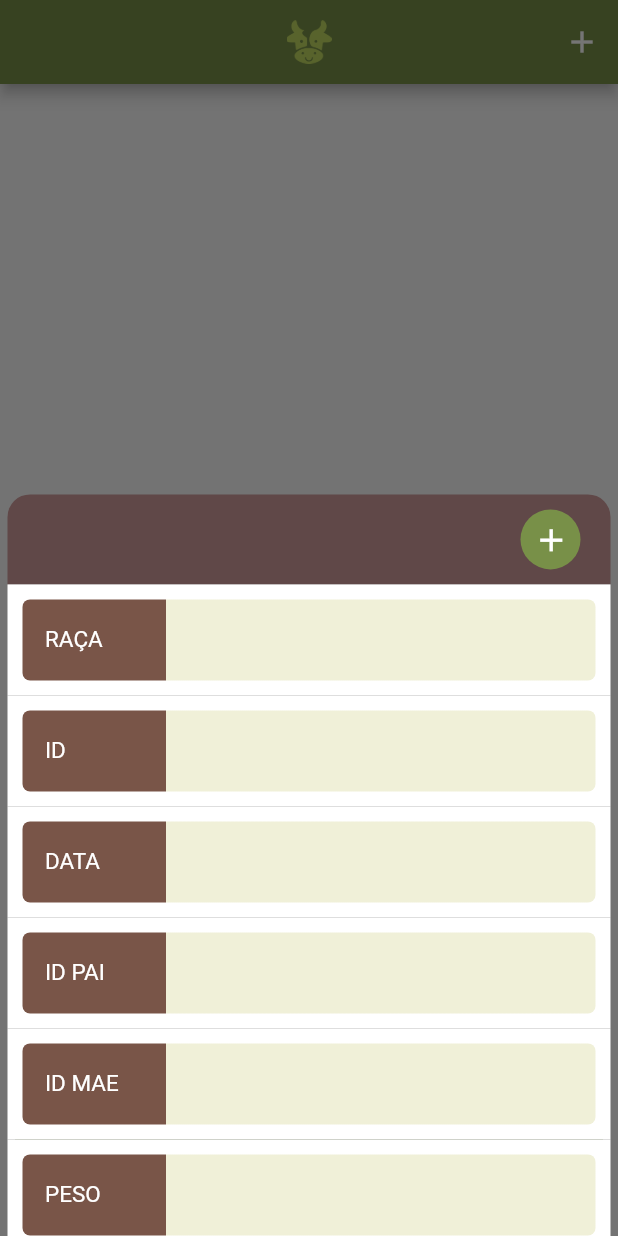
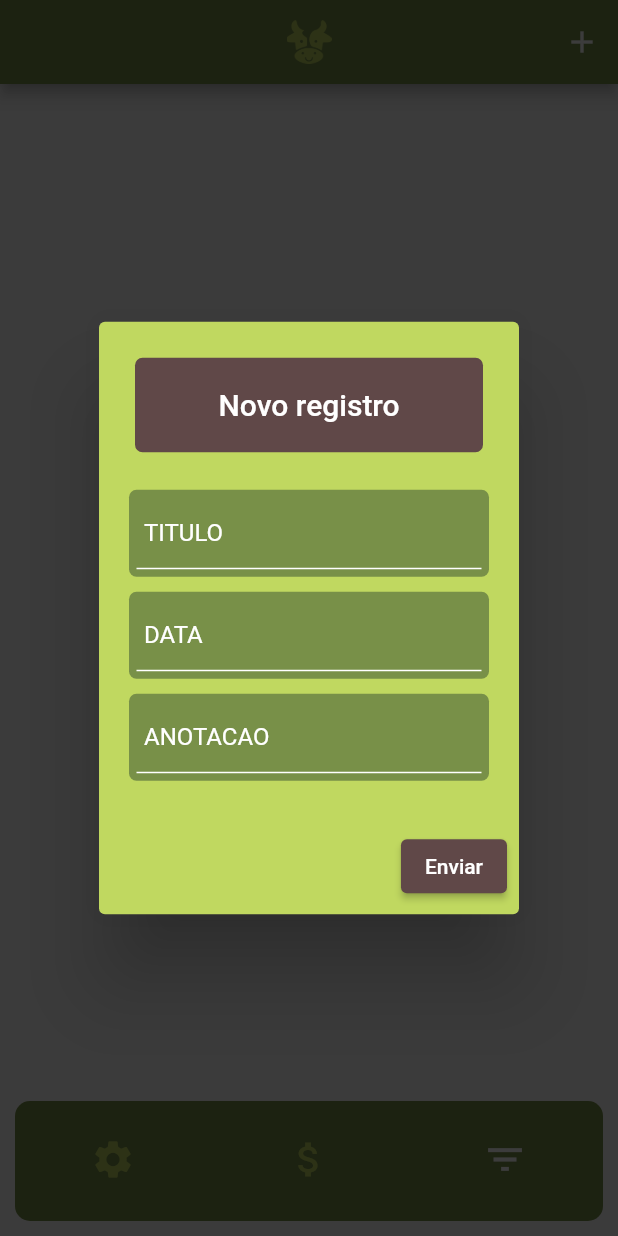
Before and after one commit to gabrielss2406/CattleCalf, a Flutter app: the screen it shows after launch, item 3 of the bottom bar chosen, after a tap on the "add" icon, on a phone screen of 412 x 824 dp. Run offline on Flutter 3.47's test engine with Material 2 defaults, Android fonts, the phone set to English and light mode, and no system bars; our stand-ins replace animated_splash_screen, charts_flutter, lottie.

Commit message:
27_07_23

```diff
--- a/lib/views/screens/NewCow.dart
+++ /dev/null
@@ -1,130 +0,0 @@
-// ignore_for_file: prefer_const_literals_to_create_immutables, prefer_const_constructors
-import 'package:flutter/material.dart';
-
-class NewCow extends StatefulWidget {
-  const NewCow({super.key});
-
-  @override
-  State<NewCow> createState() => _NewCowState();
-}
-
-class _NewCowState extends State<NewCow> {
-  @override
-  Widget build(BuildContext context) {
-    return Scaffold(
-      backgroundColor: Colors.transparent,
-      body: DraggableScrollableSheet(
-        maxChildSize: 0.6,
-        minChildSize: 0.2,
-        initialChildSize: 0.6,
-        builder: (BuildContext context, ScrollController scrollController) {
-          return ConstrainedBox(
-            constraints: BoxConstraints(
-              minHeight: MediaQuery.of(context).size.height,
-              maxHeight: MediaQuery.of(context).size.height,
-            ),
-            child: Column(
-              children: [
-                Container(
-                  height: 60,
-                  decoration: BoxDecoration(
-                    color: Color.fromARGB(255, 96, 72, 72),
-                    borderRadius: BorderRadius.only(
-                      topLeft: Radius.circular(15),
-                      topRight: Radius.circular(15),
-                    ),
-                  ),
-                  padding: EdgeInsets.symmetric(horizontal: 20),
-                  margin: EdgeInsets.symmetric(horizontal: 5),
-                  child: Row(
-                    mainAxisAlignment: MainAxisAlignment.end,
-                    children: [
-                      Container(
-                        width: 40,
-                        height: 40,
-                        decoration: BoxDecoration(
-                          shape: BoxShape.circle,
-                          color: Color.fromARGB(255, 120, 144, 72),
-                        ),
-                        child: IconButton(
-                          alignment: Alignment.center,
-                          iconSize: 25,
-                          icon: Icon(Icons.add),
-                          color: Colors.white,
-                          onPressed: () {
-                            Navigator.pop(context);
-                          },
-                        ),
-                      ),
-                    ],
-                  ),
-                ),
-                Expanded(
-                  child: SingleChildScrollView(
-                    controller: scrollController,
-                    child: Form(
-                      child: ListView(
-                        shrinkWrap: true,
-                        physics: NeverScrollableScrollPhysics(),
-                        children: [
-                          insertData("RAÇA"),
-                          insertData("ID"),
-                          insertData("DATA"),
-                          insertData("ID PAI"),
-                          insertData("ID MAE"),
-                          insertData("PESO"),
-                          insertData("IMAGEM"),
-                        ],
-                      ),
-                    ),
-                  ),
-                ),
-              ],
-            ),
-          );
-        },
-      ),
-    );
-  }
-}
-
-Widget insertData(String text) {
-  return Container(
-    margin: EdgeInsets.symmetric(horizontal: 5),
-    decoration: BoxDecoration(color: Colors.white),
-    child: Container(
-      decoration: BoxDecoration(
-          gradient: LinearGradient(
-              begin: Alignment.topLeft,
-              end: Alignment.topRight,
-              colors: [
-                Colors.brown,
-                Colors.brown,
-                Color.fromARGB(255, 240, 240, 216),
-                Color.fromARGB(255, 240, 240, 216)
-              ],
-              stops: [
-                0.0,
-                0.25,
-                0.25,
-                1.0
-              ]),
-          borderRadius: BorderRadius.circular(5)),
-      margin: EdgeInsets.all(10),
-      child: TextFormField(
-        textAlign: TextAlign.center,
-        decoration: InputDecoration(
-            labelText: text,
-            labelStyle: TextStyle(
-                color: Color.fromARGB(255, 255, 255, 255), fontSize: 15),
-            focusedBorder: UnderlineInputBorder(
-              borderSide: BorderSide(color: Colors.transparent),
-            ),
-            border: InputBorder.none,
-            isCollapsed: true,
-            contentPadding:
-                EdgeInsets.only(top: 15, left: 15, right: 20, bottom: 20)),
-      ),
-    ),
-  );
-}
--- a/lib/views/screens/SplashScreen.dart
+++ b/lib/views/screens/SplashScreen.dart
@@ -1,4 +1,4 @@
-import 'package:fetin/views/screens/StartPage.dart';
+import 'package:fetin/views/screens/mains/StartPage.dart';
 import 'package:flutter/material.dart';
 import 'package:animated_splash_screen/animated_splash_screen.dart';
 import 'package:lottie/lottie.dart';
--- a/lib/views/screens/EconomyPage.dart
+++ b/lib/views/screens/mains/EconomyPage.dart
@@ -27,7 +27,9 @@ class _EconomyPageState extends State<EconomyPage> {
   Widget build(BuildContext context) {
     return Scaffold(
       backgroundColor: Color.fromARGB(255, 240, 240, 216),
-      appBar: CustomAppBar(),
+      appBar: CustomAppBar(
+        popUpPage: 1,
+      ),
       body: Container(
         padding: EdgeInsets.all(10),
         child: Column(children: [
--- a/lib/views/screens/FilterPage.dart
+++ b/lib/views/screens/mains/FilterPage.dart
@@ -14,7 +14,9 @@ class _FilterPageState extends State<FilterPage> {
   @override
   Widget build(BuildContext context) {
     return Scaffold(
-      appBar: CustomAppBar(),
+      appBar: CustomAppBar(
+        popUpPage: 2,
+      ),
       bottomNavigationBar: NavBar(currentIndex: 2),
     );
   }
--- a/lib/views/screens/InsightsCow.dart
+++ b/lib/views/screens/mains/InsightsCow.dart
@@ -1,5 +1,5 @@
 // ignore_for_file: prefer_const_literals_to_create_immutables, prefer_const_constructors
-import 'package:fetin/views/screens/StartPage.dart';
+import 'package:fetin/views/screens/mains/StartPage.dart';
 import 'package:flutter/material.dart';
 import 'package:fetin/views/widgets/appBar.dart';
 
@@ -21,7 +21,9 @@ class _InsightsCowState extends State<InsightsCow> {
   @override
   Widget build(BuildContext context) {
     return Scaffold(
-      appBar: CustomAppBar(),
+      appBar: CustomAppBar(
+        popUpPage: 2,
+      ),
       body: CustomScrollView(
         slivers: <Widget>[
           SliverAppBar(
--- a/lib/views/screens/StartPage.dart
+++ b/lib/views/screens/mains/StartPage.dart
@@ -1,5 +1,4 @@
 // ignore_for_file: prefer_const_literals_to_create_immutables, prefer_const_constructors, unused_field
-import 'package:fetin/views/screens/NewCow.dart';
 import 'package:fetin/views/widgets/appBar.dart';
 import 'package:fetin/views/widgets/navBar.dart';
 import 'package:fetin/views/widgets/cardCow.dart';
@@ -13,13 +12,6 @@ class StartPage extends StatefulWidget {
 class _StartPageState extends State<StartPage> {
   TextEditingController _searchController = TextEditingController();
   String _searchQuery = '';
-  bool _showNewCow = false;
-
-  void _toggleNewCow() {
-    setState(() {
-      _showNewCow = !_showNewCow;
-    });
-  }
 
   @override
   void dispose() {
@@ -30,7 +22,9 @@ class _StartPageState extends State<StartPage> {
   @override
   Widget build(BuildContext context) {
     return Scaffold(
-      appBar: CustomAppBar(),
+      appBar: CustomAppBar(
+        popUpPage: 0,
+      ),
       body: Column(
         children: [
           InkWell(
@@ -66,8 +60,7 @@ class _StartPageState extends State<StartPage> {
                           BorderSide(color: Color.fromARGB(255, 96, 72, 72)),
                     ),
                     hintStyle: TextStyle(
-                      color: Color.fromARGB(
-                          255, 120, 144, 72), // Cor do texto "Search"
+                      color: Color.fromARGB(255, 120, 144, 72),
                     ),
                     filled: true,
                     fillColor: Colors.white.withOpacity(0.6),
@@ -75,13 +68,12 @@ class _StartPageState extends State<StartPage> {
                       borderRadius: BorderRadius.circular(10.0),
                       borderSide: BorderSide(
                         color: Color.fromARGB(255, 120, 144, 72),
-                      ), // Cor da borda quando o campo não está em foco
+                      ),
                     ),
                     focusedBorder: OutlineInputBorder(
                       borderRadius: BorderRadius.circular(10.0),
-                      borderSide: BorderSide(
-                          color: Color.fromARGB(255, 96, 72,
-                              72)), // Cor da borda quando o campo está em foco
+                      borderSide:
+                          BorderSide(color: Color.fromARGB(255, 96, 72, 72)),
                     ),
                   ),
                 ),
@@ -103,7 +95,6 @@ class _StartPageState extends State<StartPage> {
               },
             ),
           ),
-          if (_showNewCow) NewCow()
         ],
       ),
       bottomNavigationBar: NavBar(currentIndex: 0),
--- /dev/null
+++ b/lib/views/screens/pop_ups/InsertNewInsight.dart
@@ -0,0 +1,89 @@
+// ignore_for_file: prefer_const_literals_to_create_immutables, prefer_const_constructors, sort_child_properties_last
+import 'package:flutter/material.dart';
+
+class NewInsights extends StatefulWidget {
+  const NewInsights({super.key});
+
+  @override
+  State<NewInsights> createState() => _NewInsightsState();
+}
+
+class _NewInsightsState extends State<NewInsights> {
+  @override
+  Widget build(BuildContext context) {
+    return StatefulBuilder(
+      builder: (context, setState) {
+        final _titulo = TextEditingController();
+        final _data = TextEditingController();
+        final _anotacao = TextEditingController();
+
+        return AlertDialog(
+          title: Container(
+            padding: EdgeInsets.symmetric(vertical: 20.0, horizontal: 20.0),
+            decoration: BoxDecoration(
+                color: Color.fromARGB(255, 96, 72, 72),
+                borderRadius: BorderRadius.circular(5)),
+            alignment: Alignment.center,
+            child: Text(
+              'Novo registro',
+              style: TextStyle(
+                color: Colors.white,
+              ),
+            ),
+          ),
+          contentPadding: EdgeInsets.all(20),
+          backgroundColor: Color.fromARGB(255, 192, 216, 96),
+          content: SingleChildScrollView(
+            child: Column(
+              mainAxisSize: MainAxisSize.min,
+              children: [
+                textEntry(_titulo, 'titulo'),
+                textEntry(_data, 'data'),
+                textEntry(_anotacao, 'anotacao')
+              ],
+            ),
+          ),
+          actions: [
+            ElevatedButton(
+              onPressed: () {
+                Navigator.pop(context);
+              },
+              child: Text(
+                'Enviar',
+                style: TextStyle(color: Colors.white),
+              ),
+              style: ButtonStyle(
+                  backgroundColor: MaterialStatePropertyAll(
+                      Color.fromARGB(255, 96, 72, 72))),
+            ),
+          ],
+        );
+      },
+    );
+  }
+}
+
+Widget textEntry(controller, text) {
+  return Container(
+    decoration: BoxDecoration(
+      color: Color.fromARGB(255, 120, 144, 72),
+      borderRadius: BorderRadius.circular(5),
+    ),
+    margin: EdgeInsets.only(top: 5, bottom: 5),
+    padding: EdgeInsets.all(5),
+    child: TextField(
+      controller: controller,
+      decoration: InputDecoration(
+        contentPadding: EdgeInsets.all(5),
+        labelText: text.toUpperCase(),
+        labelStyle: TextStyle(color: Colors.white),
+        enabledBorder: UnderlineInputBorder(
+          borderSide: BorderSide(color: Colors.white),
+        ),
+        focusedBorder: UnderlineInputBorder(
+          borderSide: BorderSide(color: Colors.white),
+        ),
+      ),
+    ),
+  );
+}
--- a/lib/views/widgets/appBar.dart
+++ b/lib/views/widgets/appBar.dart
@@ -1,27 +1,37 @@
 // ignore_for_file: prefer_const_literals_to_create_immutables, prefer_const_constructors
 
-import 'package:fetin/views/screens/NewCow.dart';
+import 'package:fetin/views/screens/pop_ups/InsertNewCow.dart';
+import 'package:fetin/views/screens/pop_ups/InsertNewEconomy.dart';
+import 'package:fetin/views/screens/pop_ups/InsertNewInsight.dart';
 import 'package:flutter/material.dart';
 
 class CustomAppBar extends StatefulWidget implements PreferredSizeWidget {
-  CustomAppBar() : preferredSize = Size.fromHeight(kToolbarHeight);
+  const CustomAppBar({required this.popUpPage});
 
   @override
-  final Size preferredSize;
+  Size get preferredSize => Size.fromHeight(kToolbarHeight);
+  final int popUpPage;
 
   @override
   _CustomAppBarState createState() => _CustomAppBarState();
 }
 
 class _CustomAppBarState extends State<CustomAppBar> {
-  void _openNewCowWidget(BuildContext context) {
+  void _openWidget(BuildContext context, int type) {
     showModalBottomSheet(
       context: context,
-      backgroundColor:
-          Colors.transparent, // Definindo o fundo como transparente
+      backgroundColor: Color.fromARGB(125, 0, 0, 0),
       isScrollControlled: true,
       builder: (BuildContext context) {
-        return NewCow();
+        if (type == 0) {
+          return NewCow();
+        } else if (type == 1) {
+          return NewEconomy();
+        } else if (type == 2) {
+          return NewInsights();
+        } else {
+          return NewInsights();
+        }
       },
     );
   }
@@ -30,7 +40,7 @@ class _CustomAppBarState extends State<CustomAppBar> {
   Widget build(BuildContext context) {
     return AppBar(
       backgroundColor: Color.fromARGB(255, 120, 144, 72),
-      centerTitle: true, // Centralizar o título
+      centerTitle: true,
       title: Image.asset(
         'assets/logo.png',
         width: 30,
@@ -41,7 +51,7 @@ class _CustomAppBarState extends State<CustomAppBar> {
           child: IconButton(
             icon: Icon(Icons.add),
             color: Colors.white,
-            onPressed: () => _openNewCowWidget(context),
+            onPressed: () => _openWidget(context, widget.popUpPage),
           ),
         )
       ],
--- a/lib/views/widgets/cardCow.dart
+++ b/lib/views/widgets/cardCow.dart
@@ -1,6 +1,6 @@
 // ignore_for_file: prefer_const_literals_to_create_immutables, prefer_const_constructors
 
-import 'package:fetin/views/screens/InsightsCow.dart';
+import 'package:fetin/views/screens/mains/InsightsCow.dart';
 import 'package:flutter/material.dart';
 
 class CardOne extends StatefulWidget {
--- a/lib/views/widgets/navBar.dart
+++ b/lib/views/widgets/navBar.dart
@@ -1,8 +1,8 @@
 // ignore_for_file: prefer_const_literals_to_create_immutables, prefer_const_constructors
 
-import 'package:fetin/views/screens/EconomyPage.dart';
-import 'package:fetin/views/screens/FilterPage.dart';
-import 'package:fetin/views/screens/StartPage.dart';
+import 'package:fetin/views/screens/mains/EconomyPage.dart';
+import 'package:fetin/views/screens/mains/FilterPage.dart';
+import 'package:fetin/views/screens/mains/StartPage.dart';
 import 'package:flutter/material.dart';
 
 class NavBar extends StatefulWidget {
--- a/pubspec.yaml
+++ b/pubspec.yaml
@@ -38,6 +38,7 @@ dependencies:
   charts_flutter: ^0.12.0
   animated_splash_screen: ^1.3.0
   lottie: ^2.4.0
+  flutter_riverpod: ^1.0.0
 
 
 dev_dependencies:
```
Also changed, not shown: lib/main.dart (+4 -4 lines), lib/views/screens/HomePage.dart (deleted, +0 -75 lines), lib/views/screens/pop_ups/InsertNewCow.dart (added, +97 -0 lines), lib/views/screens/pop_ups/InsertNewEconomy.dart (added, +89 -0 lines), pubspec.lock.
